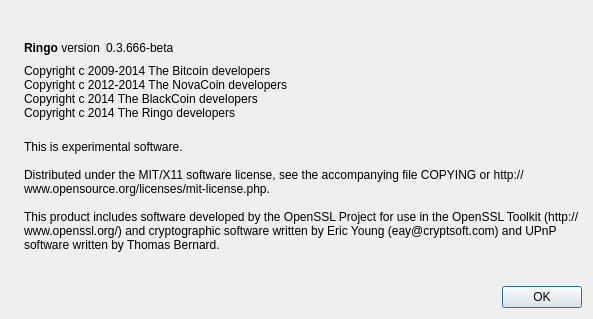
Qt form src/qt/forms/aboutdialog.ui (dkwzjw/ringo) before a commit.
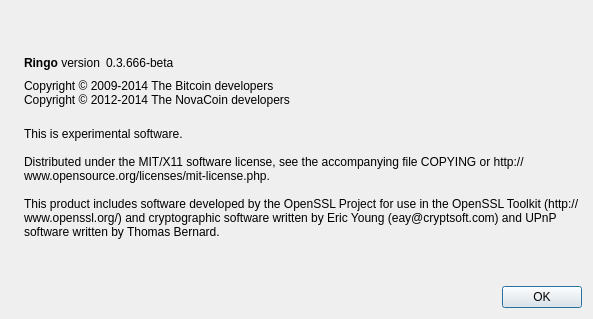
The same form after that commit. Icons and pictures are not drawn.

The edit to the form file:
```diff
--- a/src/qt/forms/aboutdialog.ui
+++ b/src/qt/forms/aboutdialog.ui
@@ -91,10 +91,8 @@
         <cursorShape>IBeamCursor</cursorShape>
        </property>
        <property name="text">
-        <string>Copyright c 2009-2014 The Bitcoin developers
-Copyright c 2012-2014 The NovaCoin developers
-Copyright c 2014 The BlackCoin developers
-Copyright c 2014 The Ringo developers</string>
+        <string>Copyright © 2009-2014 The Bitcoin developers
+Copyright © 2012-2014 The NovaCoin developers</string>
        </property>
        <property name="textInteractionFlags">
         <set>Qt::LinksAccessibleByMouse|Qt::TextSelectableByKeyboard|Qt::TextSelectableByMouse</set>
```
